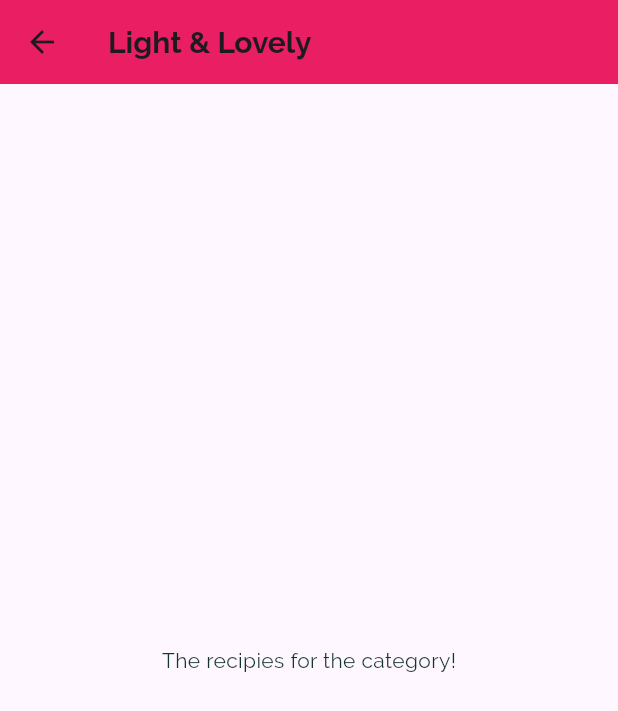
After one commit to faridullah1/meal_app, a Flutter app: the screen it shows after launch, after a tap on "Light & Lovely", on a phone screen of 412 x 824 dp. The commit adds this screen. Shown: the top 711 px of the screen. Run offline on Flutter 3.47's test engine with Material 2 defaults, Android fonts, the phone set to English and light mode, and no system bars.

Commit message:
selected category meals screen

```diff
--- a/lib/categories_screen.dart
+++ b/lib/categories_screen.dart
@@ -22,8 +22,11 @@ class CategoriesScreen extends StatelessWidget {
         ),
         children: [
           ...DUMMY_CATEGORIES
-              .map((category) =>
-                  CategoryItem(title: category.title, color: category.color))
+              .map((category) => CategoryItem(
+                    id: category.id,
+                    title: category.title,
+                    color: category.color,
+                  ))
               .toList()
         ],
       ),
--- a/lib/category_item.dart
+++ b/lib/category_item.dart
@@ -1,14 +1,31 @@
 import 'package:flutter/material.dart';
+import 'package:meals_app/category_meals_screen.dart';
 
 class CategoryItem extends StatelessWidget {
+  final String id;
   final String title;
   final Color color;
 
-  const CategoryItem({super.key, required this.title, required this.color});
+  const CategoryItem({
+    super.key,
+    required this.id,
+    required this.title,
+    required this.color,
+  });
+
+  void onSelectCategory(ctx) {
+    Navigator.of(ctx).push(MaterialPageRoute(builder: (_) {
+      return CategoryMealsScreen(id, title);
+    }));
+  }
 
   @override
   Widget build(BuildContext context) {
-    return Container(
+    return InkWell(
+      onTap: () => onSelectCategory(context),
+      splashColor: Theme.of(context).primaryColor,
+      borderRadius: BorderRadius.circular(15),
+      child: Container(
         padding: const EdgeInsets.all(15),
         decoration: BoxDecoration(
           gradient: LinearGradient(
@@ -25,6 +42,7 @@ class CategoryItem extends StatelessWidget {
           title,
           style: Theme.of(context).textTheme.titleLarge,
         ),
+      ),
     );
   }
 }
--- /dev/null
+++ b/lib/category_meals_screen.dart
@@ -0,0 +1,21 @@
+import 'package:flutter/material.dart';
+
+class CategoryMealsScreen extends StatelessWidget {
+  final String id;
+  final String title;
+
+  const CategoryMealsScreen(this.id, this.title);
+
+  @override
+  Widget build(BuildContext context) {
+    return Scaffold(
+      appBar: AppBar(
+        title: Text(title),
+        backgroundColor: Colors.pink,
+      ),
+      body: const Center(
+        child: Text('The recipies for the category!'),
+      ),
+    );
+  }
+}
--- a/lib/main.dart
+++ b/lib/main.dart
@@ -14,7 +14,7 @@ class MyApp extends StatelessWidget {
     return MaterialApp(
       title: 'DeliMeals',
       theme: ThemeData(
-          primaryColor: Colors.pink,
+          primarySwatch: Colors.pink,
           canvasColor: const Color.fromRGBO(255, 254, 229, 1),
           fontFamily: 'Raleway',
           useMaterial3: true,
@@ -27,7 +27,6 @@ class MyApp extends StatelessWidget {
                 ),
                 titleLarge: const TextStyle(
                   fontSize: 20,
-                  fontFamily: 'Raleway',
                   fontWeight: FontWeight.bold,
                 ),
               )),
```
Lines whose indentation alone changed are shown as unchanged.
